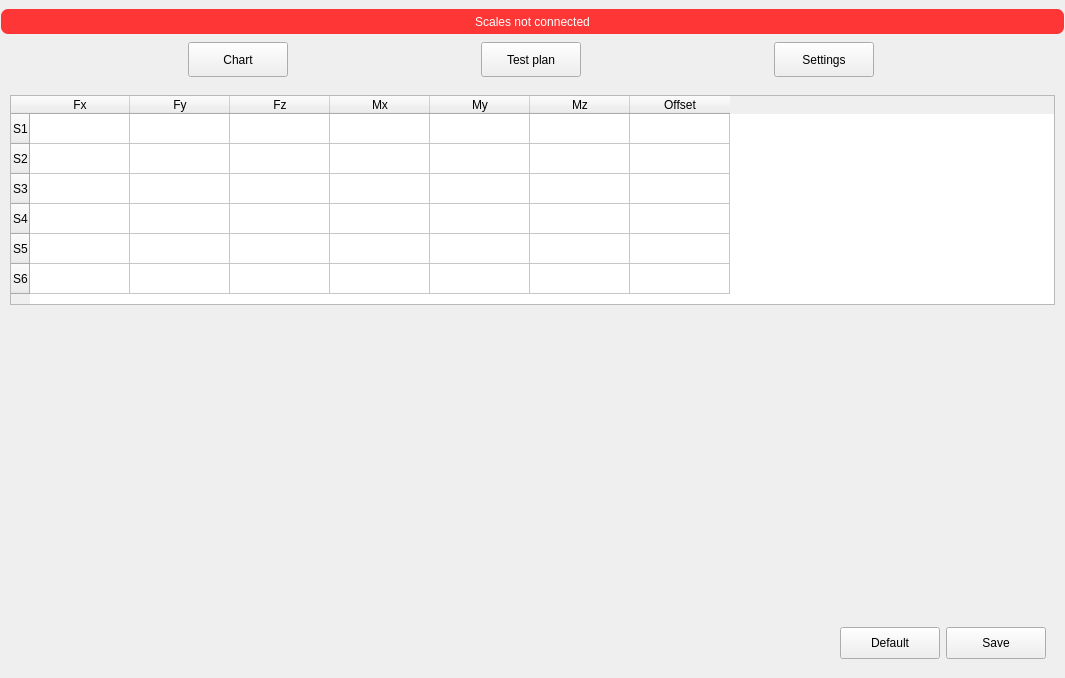
Before: the Qt Designer form Qt_files/wind_tunnel_scale_view.ui in nirow1/Lisbon_wind_tunnel, drawn with Qt 5.
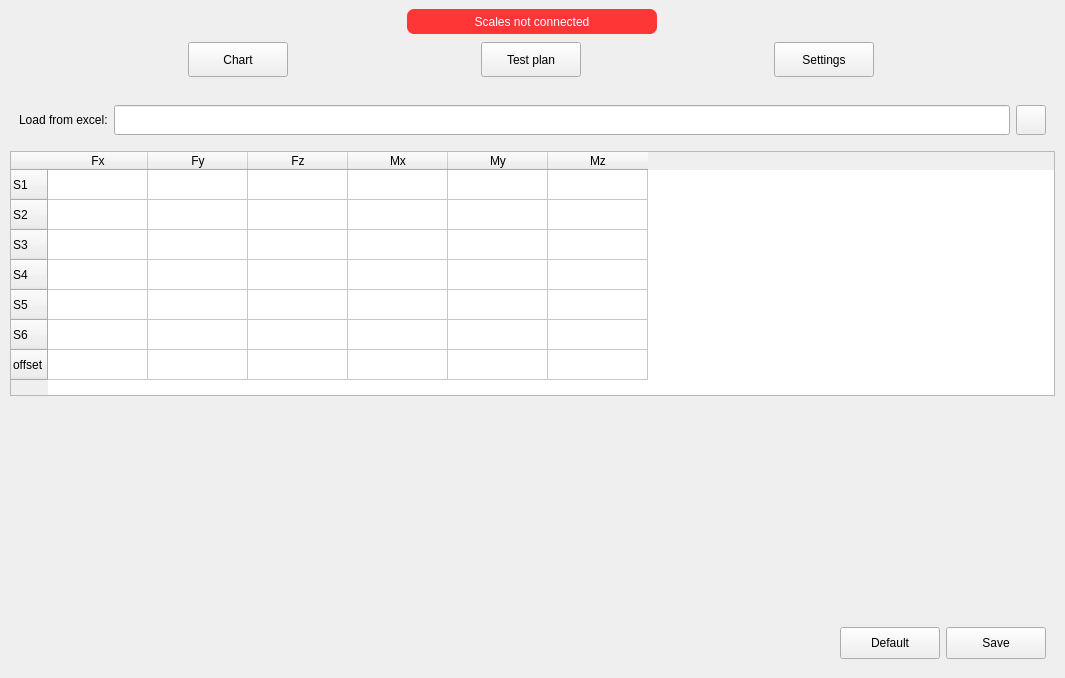
After: the same form once the commit is applied. The open tabs and pages were chosen to show the change.

Diff of the .ui file:
```diff
--- a/Qt_files/wind_tunnel_scale_view.ui
+++ b/Qt_files/wind_tunnel_scale_view.ui
@@ -129,7 +129,7 @@
 }
 </string>
         </property>
-        <layout class="QVBoxLayout" name="verticalLayout_10">
+        <layout class="QHBoxLayout" name="horizontalLayout_7">
          <property name="spacing">
           <number>3</number>
          </property>
@@ -155,7 +155,7 @@
            </property>
            <property name="maximumSize">
             <size>
-             <width>16777215</width>
+             <width>250</width>
              <height>25</height>
             </size>
            </property>
@@ -1018,12 +1018,66 @@
         </widget>
         <widget class="QWidget" name="settings_pg">
          <layout class="QVBoxLayout" name="verticalLayout_5">
+          <item>
+           <widget class="QWidget" name="widget_8" native="true">
+            <property name="maximumSize">
+             <size>
+              <width>16777215</width>
+              <height>50</height>
+             </size>
+            </property>
+            <layout class="QHBoxLayout" name="horizontalLayout_8">
+             <item>
+              <widget class="QLabel" name="label_4">
+               <property name="text">
+                <string>Load from excel:</string>
+               </property>
+              </widget>
+             </item>
+             <item>
+              <widget class="QLineEdit" name="load_coefs_le">
+               <property name="maximumSize">
+                <size>
+                 <width>16777215</width>
+                 <height>30</height>
+                </size>
+               </property>
+              </widget>
+             </item>
+             <item>
+              <widget class="QPushButton" name="load_coefs_btn">
+               <property name="minimumSize">
+                <size>
+                 <width>30</width>
+                 <height>30</height>
+                </size>
+               </property>
+               <property name="maximumSize">
+                <size>
+                 <width>30</width>
+                 <height>30</height>
+                </size>
+               </property>
+               <property name="text">
+                <string/>
+               </property>
+               <property name="iconSize">
+                <size>
+                 <width>30</width>
+                 <height>30</height>
+                </size>
+               </property>
+              </widget>
+             </item>
+            </layout>
+           </widget>
+          </item>
           <item>
            <widget class="QTableWidget" name="tableWidget">
             <property name="maximumSize">
              <size>
               <width>16777215</width>
-              <height>210</height>
+              <height>245</height>
              </size>
             </property>
             <row>
@@ -1056,6 +1110,11 @@
               <string>S6</string>
              </property>
             </row>
+            <row>
+             <property name="text">
+              <string>offset</string>
+             </property>
+            </row>
             <column>
              <property name="text">
               <string>Fx</string>
@@ -1086,11 +1145,6 @@
               <string>Mz</string>
              </property>
             </column>
-            <column>
-             <property name="text">
-              <string>Offset</string>
-             </property>
-            </column>
            </widget>
           </item>
           <item>
```
